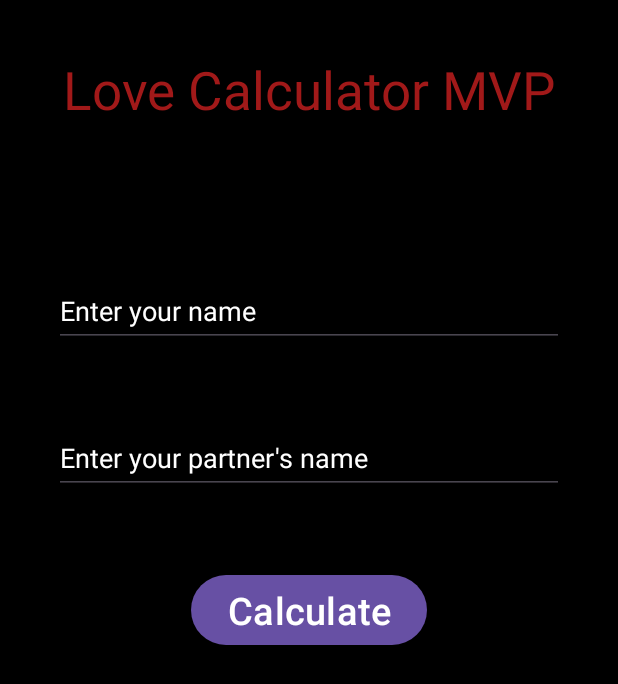
After one commit to Aizhan-beko/MVVM_Love_Calculator, an Android app: the LoveCalculFragment screen opened through its navigation route, on a phone screen of 412 x 824 dp. The commit adds this screen. Shown: the top 684 px of the screen. Run offline under Robolectric (Android 15) with nearby library versions, the phone set to English and light mode, and no system bars.

Commit message:
Love Calculator MVP

```diff
--- a/app/build.gradle.kts
+++ b/app/build.gradle.kts
@@ -45,6 +45,7 @@ dependencies {
     implementation(libs.material)
     implementation(libs.androidx.activity)
     implementation(libs.androidx.constraintlayout)
+    implementation(libs.androidx.navigation.fragment)
     testImplementation(libs.junit)
     androidTestImplementation(libs.androidx.junit)
     androidTestImplementation(libs.androidx.espresso.core)
--- /dev/null
+++ b/app/src/main/java/com/geeks/mvvm/MVP/LoveCalculFragment.kt
@@ -0,0 +1,41 @@
+package com.geeks.mvvm.MVP
+
+import android.os.Bundle
+import androidx.fragment.app.Fragment
+import android.view.LayoutInflater
+import android.view.View
+import android.view.ViewGroup
+import com.geeks.mvvm.databinding.FragmentLoveCalculBinding
+
+
+class LoveCalculFragment : Fragment() , LoveCalculatorContract.View {
+
+    private lateinit var binding: FragmentLoveCalculBinding
+    private lateinit var presenter: LoveCalculatorContract.Presenter
+
+    override fun onCreateView(
+        inflater: LayoutInflater, container: ViewGroup?,
+        savedInstanceState: Bundle?
+    ): View {
+        binding = FragmentLoveCalculBinding.inflate(inflater, container, false)
+        presenter = LoveCalculatorPresenter(this)
+        return binding.root
+    }
+
+    override fun onViewCreated(view: View, savedInstanceState: Bundle?) {
+        super.onViewCreated(view, savedInstanceState)
+        binding.calculateBtn.setOnClickListener {
+            val name1 = binding.name1Edit.text.toString()
+            val name2 = binding.name2Edit.text.toString()
+            presenter.calculateLove(name1, name2)
+        }
+    }
+
+    override fun showResult(result: LoveResultModel) {
+        binding.resultTextView.text = "Love Percentage: ${result.percentage}%\n${result.message}"
+    }
+
+    override fun showError(error: String) {
+        binding.resultTextView.text = error
+    }
+}
--- /dev/null
+++ b/app/src/main/java/com/geeks/mvvm/MVP/LoveResultModel.kt
@@ -0,0 +1,6 @@
+package com.geeks.mvvm.MVP
+
+data class LoveResultModel(
+    val percentage: Int,
+    val message: String
+)
--- a/app/src/main/java/com/geeks/mvvm/MVVM/LoveCalculatorFragment.kt
+++ b/app/src/main/java/com/geeks/mvvm/MVVM/LoveCalculatorFragment.kt
@@ -6,6 +6,8 @@ import android.view.LayoutInflater
 import android.view.View
 import android.view.ViewGroup
 import androidx.fragment.app.viewModels
+import androidx.navigation.fragment.findNavController
+import com.geeks.mvvm.R
 import com.geeks.mvvm.databinding.FragmentLoveCalculatorBinding
 
 class LoveCalculatorFragment : Fragment() {
@@ -36,6 +38,9 @@ class LoveCalculatorFragment : Fragment() {
                 val loveScore = viewModel.calculateLovePercentage(person1, person2)
                 binding.textViewResult.text = "Love Score: $loveScore%"
             }
+            binding.btnDirection.setOnClickListener{
+                findNavController().navigate(R.id.action_loveCalculatorFragment_to_loveCalculFragment)
+            }
         }
     }
 
--- a/app/src/main/java/com/geeks/mvvm/MainActivity.kt
+++ b/app/src/main/java/com/geeks/mvvm/MainActivity.kt
@@ -10,10 +10,5 @@ class MainActivity : AppCompatActivity() {
         super.onCreate(savedInstanceState)
         setContentView(R.layout.activity_main)
 
-        if (savedInstanceState == null) {
-            supportFragmentManager.beginTransaction()
-                .replace(R.id.fragment_container, LoveCalculatorFragment())
-                .commit()
         }
     }
-}
--- a/app/src/main/res/layout/activity_main.xml
+++ b/app/src/main/res/layout/activity_main.xml
@@ -1,11 +1,18 @@
 <?xml version="1.0" encoding="utf-8"?>
-<RelativeLayout xmlns:android="http://schemas.android.com/apk/res/android"
+<androidx.constraintlayout.widget.ConstraintLayout xmlns:android="http://schemas.android.com/apk/res/android"
+    xmlns:app="http://schemas.android.com/apk/res-auto"
+    xmlns:tools="http://schemas.android.com/tools"
+    android:id="@+id/main"
     android:layout_width="match_parent"
-    android:layout_height="match_parent">
+    android:layout_height="match_parent"
+    tools:context=".activity.MainActivity">
 
-    <FrameLayout
-        android:id="@+id/fragment_container"
+    <androidx.fragment.app.FragmentContainerView
+        android:id="@+id/nav_host_fragment"
+        android:name="androidx.navigation.fragment.NavHostFragment"
         android:layout_width="match_parent"
-        android:layout_height="match_parent" />
+        android:layout_height="match_parent"
+        app:defaultNavHost="true"
+        app:navGraph="@navigation/nav_graph" />
 
-</RelativeLayout>
+</androidx.constraintlayout.widget.ConstraintLayout>
--- /dev/null
+++ b/app/src/main/res/layout/fragment_love_calcul.xml
@@ -0,0 +1,59 @@
+<?xml version="1.0" encoding="utf-8"?>
+<LinearLayout xmlns:android="http://schemas.android.com/apk/res/android"
+    xmlns:tools="http://schemas.android.com/tools"
+    android:layout_width="match_parent"
+    android:layout_height="match_parent"
+    android:padding="16dp"
+    android:orientation="vertical"
+    android:background="@color/black"
+    tools:context=".MVP.LoveCalculFragment">
+
+
+    <TextView
+        android:layout_width="wrap_content"
+        android:layout_height="wrap_content"
+        android:textSize="35sp"
+        android:textColor="@color/red"
+        android:text="Love Calculator MVP"
+        android:layout_marginTop="20dp"
+        android:layout_gravity="center"/>
+
+    <EditText
+        android:id="@+id/name1_edit"
+        android:layout_width="match_parent"
+        android:layout_height="48dp"
+        android:layout_marginTop="100dp"
+        android:textColorHint="@color/white"
+        android:layout_marginHorizontal="20dp"
+        android:textColor="@color/white"
+        android:hint="Enter your name" />
+
+    <EditText
+        android:id="@+id/name2_edit"
+        android:layout_width="match_parent"
+        android:layout_height="48dp"
+        android:layout_marginHorizontal="20dp"
+        android:layout_marginTop="50dp"
+        android:textColorHint="@color/white"
+        android:textColor="@color/white"
+        android:hint="Enter your partner's name" />
+
+    <Button
+        android:id="@+id/calculate_btn"
+        android:layout_width="wrap_content"
+        android:layout_height="wrap_content"
+        android:layout_marginTop="50dp"
+        android:text="Calculate"
+        android:textSize="25sp"
+        android:layout_gravity="center"/>
+
+    <TextView
+        android:id="@+id/resultTextView"
+        android:layout_width="match_parent"
+        android:layout_height="wrap_content"
+        android:layout_marginTop="50dp"
+        android:textSize="25sp"
+        android:textColor="@color/red"/>
+
+
+</LinearLayout>
--- /dev/null
+++ b/app/src/main/res/navigation/nav_graph.xml
@@ -0,0 +1,21 @@
+<?xml version="1.0" encoding="utf-8"?>
+<navigation xmlns:android="http://schemas.android.com/apk/res/android"
+    xmlns:app="http://schemas.android.com/apk/res-auto"
+    xmlns:tools="http://schemas.android.com/tools"
+    android:id="@+id/nav_graph.xml"
+    app:startDestination="@id/loveCalculatorFragment">
+
+    <fragment
+        android:id="@+id/loveCalculatorFragment"
+        android:name="com.geeks.mvvm.MVVM.LoveCalculatorFragment"
+        android:label="LoveCalculatorFragment" >
+        <action
+            android:id="@+id/action_loveCalculatorFragment_to_loveCalculFragment"
+            app:destination="@id/loveCalculFragment" />
+    </fragment>
+    <fragment
+        android:id="@+id/loveCalculFragment"
+        android:name="com.geeks.mvvm.MVP.LoveCalculFragment"
+        android:label="fragment_love_calcul"
+        tools:layout="@layout/fragment_love_calcul" />
+</navigation>
--- a/app/src/main/res/values/colors.xml
+++ b/app/src/main/res/values/colors.xml
@@ -2,4 +2,5 @@
 <resources>
     <color name="black">#FF000000</color>
     <color name="white">#FFFFFFFF</color>
+    <color name="red">#A11919</color>
 </resources>
--- a/gradle/libs.versions.toml
+++ b/gradle/libs.versions.toml
@@ -10,6 +10,7 @@ appcompat = "1.7.0"
 material = "1.12.0"
 activity = "1.9.0"
 constraintlayout = "2.1.4"
+navigationFragment = "2.7.7"
 
 [libraries]
 androidx-core-ktx = { group = "androidx.core", name = "core-ktx", version.ref = "coreKtx" }
@@ -21,6 +22,7 @@ androidx-appcompat = { group = "androidx.appcompat", name = "appcompat", version
 material = { group = "com.google.android.material", name = "material", version.ref = "material" }
 androidx-activity = { group = "androidx.activity", name = "activity", version.ref = "activity" }
 androidx-constraintlayout = { group = "androidx.constraintlayout", name = "constraintlayout", version.ref = "constraintlayout" }
+androidx-navigation-fragment = { group = "androidx.navigation", name = "navigation-fragment", version.ref = "navigationFragment" }
 
 [plugins]
 android-application = { id = "com.android.application", version.ref = "agp" }
```
Also changed, not shown: app/src/main/java/com/geeks/mvvm/MVP/LoveCalculatorContract.kt (added, +12 -0 lines), app/src/main/java/com/geeks/mvvm/MVP/LoveCalculatorPresenter.kt (added, +22 -0 lines), app/src/main/res/layout/fragment_love_calculator.xml (+17 -0 lines).
